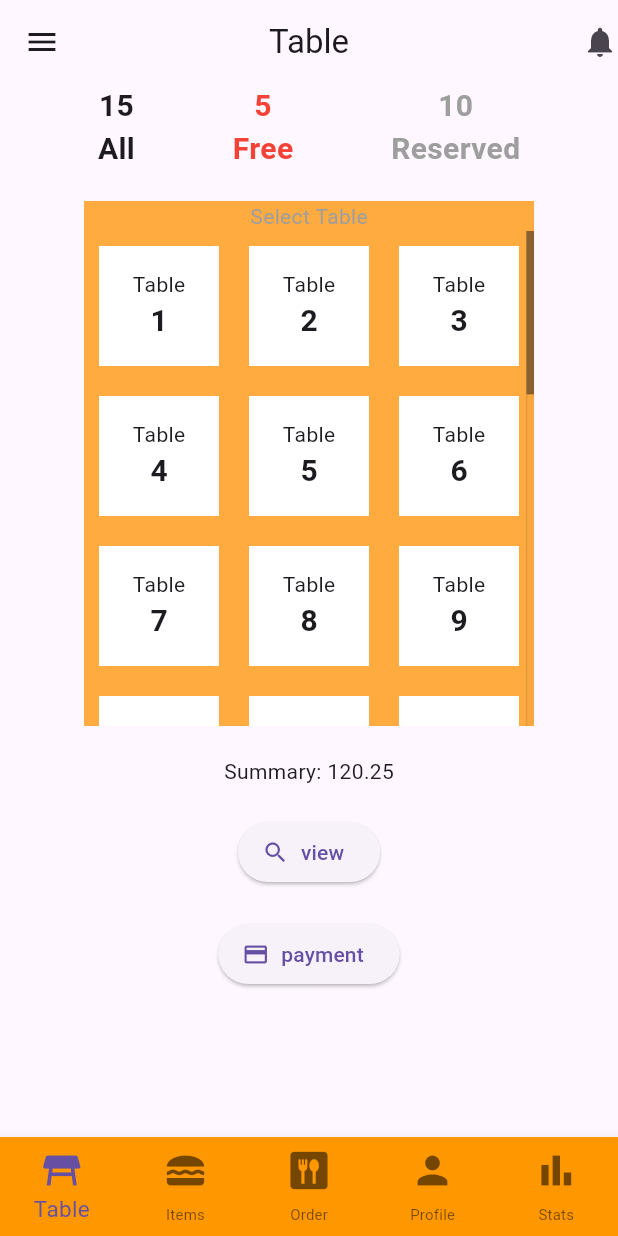
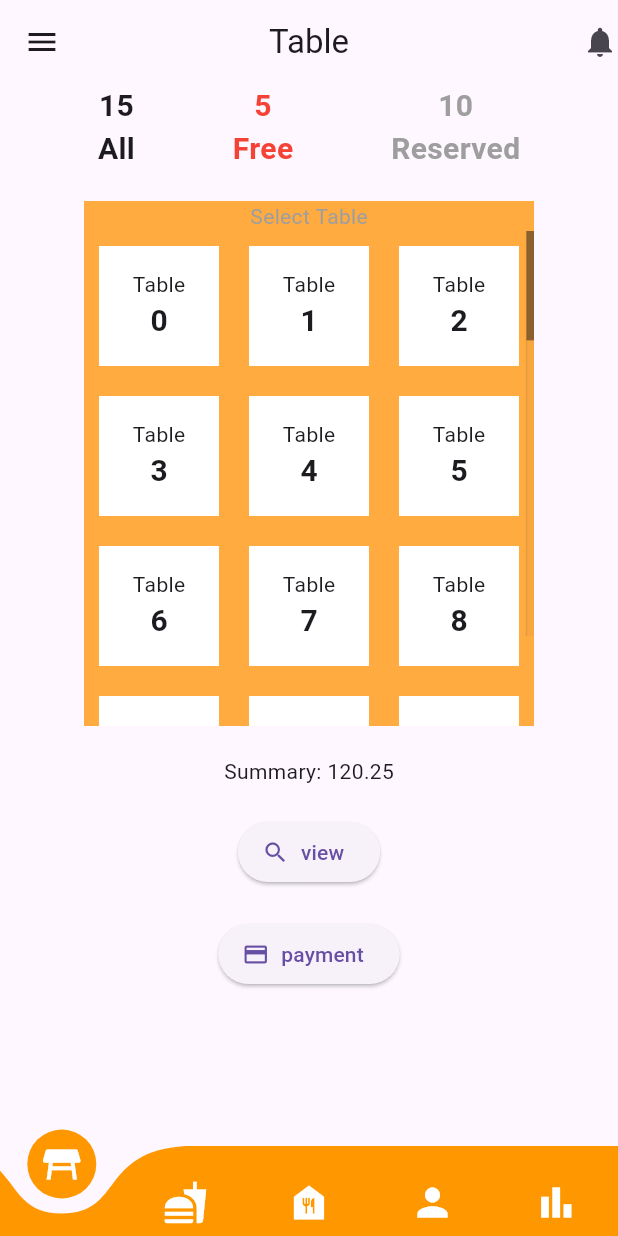
Before and after one commit to hunglqdz/tutorial_flutter_laravel, a Flutter app: the AdminPage screen opened directly, on a phone screen of 412 x 824 dp. Run offline on Flutter 3.47's test engine with Material 3 defaults, Android fonts, the light colour scheme and no system bars; drawn by our look-alikes of curved_navigation_bar; our stand-ins replace flutter_localization.

Commit message:
bottom navigation bar

```diff
--- a/lib/main.dart
+++ b/lib/main.dart
@@ -2,7 +2,8 @@ import 'package:appdemo/localization/locales.dart';
 import 'package:flutter/material.dart';
 import 'package:flutter/services.dart';
 import 'package:flutter_localization/flutter_localization.dart';
-import 'login_page.dart';
+
+import 'pages/login_page.dart';
 
 Future main() async {
   WidgetsFlutterBinding.ensureInitialized();
--- a/lib/pages/admin_page.dart
+++ b/lib/pages/admin_page.dart
@@ -1,8 +1,9 @@
+import 'package:appdemo/pages/order_page.dart';
+import 'package:appdemo/pages/stats_page.dart';
 import 'package:appdemo/pages/table_page.dart';
+import 'package:curved_navigation_bar/curved_navigation_bar.dart';
 import 'package:flutter/material.dart';
-import 'package:flutter_localization/flutter_localization.dart';
 
-import '../localization/locales.dart';
 import 'items_page.dart';
 import 'profile_page.dart';
 
@@ -14,55 +15,44 @@ class AdminPage extends StatefulWidget {
 }
 
 class _AdminPageState extends State<AdminPage> {
-  int _currentIndex = 0;
+  int index = 0;
 
-  final tabs = [
+  final pages = [
     const TablePage(),
     const ItemsPage(),
-    const Center(child: Text('tab3')),
+    const OrderPage(),
     const ProfilePage(),
-    const Center(child: Text('tab5')),
+    const StatsPage(),
+  ];
+
+  final icons = [
+    const Icon(Icons.table_restaurant, size: 30),
+    const Icon(Icons.fastfood, size: 30),
+    const Icon(Icons.food_bank, size: 30),
+    const Icon(Icons.person, size: 30),
+    const Icon(Icons.bar_chart, size: 30),
   ];
 
   @override
   Widget build(BuildContext context) {
     return Scaffold(
-      bottomNavigationBar: BottomNavigationBar(
-        backgroundColor: Colors.orange,
-        currentIndex: _currentIndex,
-        type: BottomNavigationBarType.fixed,
-        iconSize: 30,
-        selectedFontSize: 15,
-        unselectedFontSize: 10,
-        items: [
-          BottomNavigationBarItem(
-            icon: const Icon(Icons.table_restaurant),
-            label: LocaleData.table.getString(context),
-          ),
-          BottomNavigationBarItem(
-            icon: const Icon(Icons.lunch_dining),
-            label: LocaleData.items.getString(context),
-          ),
-          BottomNavigationBarItem(
-            icon: const Icon(Icons.dining),
-            label: LocaleData.order.getString(context),
-          ),
-          BottomNavigationBarItem(
-            icon: const Icon(Icons.person),
-            label: LocaleData.profile.getString(context),
-          ),
-          BottomNavigationBarItem(
-            icon: const Icon(Icons.bar_chart),
-            label: LocaleData.stats.getString(context),
-          ),
-        ],
-        onTap: (index) {
-          setState(() {
-            _currentIndex = index;
-          });
-        },
+      extendBody: true,
+      bottomNavigationBar: Theme(
+        data: Theme.of(context).copyWith(
+          iconTheme: const IconThemeData(color: Colors.white),
+        ),
+        child: CurvedNavigationBar(
+          color: Colors.orange,
+          backgroundColor: Colors.transparent,
+          height: 60,
+          animationCurve: Curves.easeInOut,
+          animationDuration: const Duration(milliseconds: 300),
+          items: icons,
+          index: index,
+          onTap: (index) => setState(() => this.index = index),
+        ),
       ),
-      body: tabs[_currentIndex],
+      body: pages[index],
     );
   }
 }
--- a/lib/pages/items_page.dart
+++ b/lib/pages/items_page.dart
@@ -71,7 +71,7 @@ class _ItemsPageState extends State<ItemsPage> {
         title: Text(LocaleData.items.getString(context)),
         centerTitle: true,
         leading: const Icon(Icons.menu),
-        actions: const [Icon(Icons.search)],
+        actions: const [Icon(Icons.notifications)],
       ),
       body: ListView.builder(
         itemCount: items.length,
--- a/lib/pages/table_page.dart
+++ b/lib/pages/table_page.dart
@@ -1,8 +1,8 @@
+import 'package:appdemo/widgets/table_widget.dart';
+import 'package:flutter/material.dart';
+import 'package:flutter_localization/flutter_localization.dart';
+
 import 'package:appdemo/localization/locales.dart';
-import 'package:flutter/cupertino.dart';
-import 'package:flutter/material.dart';
-import 'package:flutter/widgets.dart';
-import 'package:flutter_localization/flutter_localization.dart';
 
 class TablePage extends StatefulWidget {
   const TablePage({super.key});
@@ -91,27 +91,7 @@ class _TablePageState extends State<TablePage> {
                       shrinkWrap: true,
                       crossAxisCount: 3,
                       children: List.generate(30, (index) {
-                        return InkWell(
-                          onTap: () {},
-                          child: Container(
-                            margin: const EdgeInsets.all(10),
-                            width: 90,
-                            height: 90,
-                            color: Colors.white,
-                            child: Column(
-                              mainAxisAlignment: MainAxisAlignment.center,
-                              children: [
-                                Text(LocaleData.table.getString(context)),
-                                Text(
-                                  '${index + 1}',
-                                  style: const TextStyle(
-                                      fontSize: 20,
-                                      fontWeight: FontWeight.bold),
-                                )
-                              ],
-                            ),
-                          ),
-                        );
+                        return TableWidget(index: index);
                       }),
                     ),
                   ),
--- a/lib/key_pad.dart
+++ b/lib/widgets/key_pad.dart
@@ -1,6 +1,6 @@
 import 'package:flutter/material.dart';
 
-import 'pages/admin_page.dart';
+import '../pages/admin_page.dart';
 
 class KeyPad extends StatelessWidget {
   final TextEditingController pinController;
--- /dev/null
+++ b/lib/widgets/table_widget.dart
@@ -0,0 +1,37 @@
+// ignore_for_file: public_member_api_docs, sort_constructors_first
+import 'package:flutter/material.dart';
+import 'package:flutter_localization/flutter_localization.dart';
+
+import '../localization/locales.dart';
+
+class TableWidget extends StatelessWidget {
+  int index;
+
+  TableWidget({
+    super.key,
+    required this.index,
+  });
+
+  @override
+  Widget build(BuildContext context) {
+    return InkWell(
+      onTap: () {},
+      child: Container(
+        margin: const EdgeInsets.all(10),
+        width: 90,
+        height: 90,
+        color: Colors.white,
+        child: Column(
+          mainAxisAlignment: MainAxisAlignment.center,
+          children: [
+            Text(LocaleData.table.getString(context)),
+            Text(
+              '$index',
+              style: const TextStyle(fontSize: 20, fontWeight: FontWeight.bold),
+            )
+          ],
+        ),
+      ),
+    );
+  }
+}
--- a/pubspec.yaml
+++ b/pubspec.yaml
@@ -11,6 +11,8 @@ dependencies:
 
   flutter_localization:
   cupertino_icons: ^1.0.6
+
+  curved_navigation_bar:
 
 dev_dependencies:
   flutter_test:
```
Also changed, not shown: lib/pages/login_page.dart (renamed from lib/login_page.dart, +1 -32 lines), lib/pages/order_page.dart (added, +20 -0 lines), lib/pages/profile_page.dart (+9 -0 lines), lib/pages/stats_page.dart (added, +20 -0 lines), pubspec.lock.
